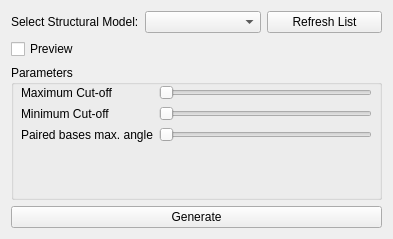
This is AdenitaCoreSE/form/SEBottomUpEditorGUI.ui in edellano/Adenita-SAMSON-Edition as Qt 5 draws it before an edit. The edited form follows.
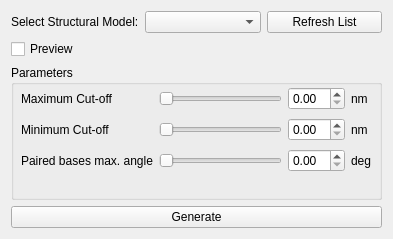
This is the edited form.

Diff of the .ui file:
```diff
--- a/AdenitaCoreSE/form/SEBottomUpEditorGUI.ui
+++ b/AdenitaCoreSE/form/SEBottomUpEditorGUI.ui
@@ -53,24 +53,7 @@
           <height>91</height>
          </rect>
         </property>
-        <layout class="QFormLayout" name="formLayout">
-         <item row="0" column="0">
-          <widget class="QLabel" name="label_2">
-           <property name="text">
-            <string>Maximum Cut-off</string>
-           </property>
-          </widget>
-         </item>
-         <item row="0" column="1">
-          <widget class="QSlider" name="sldMax">
-           <property name="maximum">
-            <number>300</number>
-           </property>
-           <property name="orientation">
-            <enum>Qt::Horizontal</enum>
-           </property>
-          </widget>
-         </item>
+        <layout class="QGridLayout" name="gridLayout_2">
          <item row="1" column="0">
           <widget class="QLabel" name="label_3">
            <property name="text">
@@ -78,10 +61,17 @@
            </property>
           </widget>
          </item>
+         <item row="0" column="0">
+          <widget class="QLabel" name="label_2">
+           <property name="text">
+            <string>Maximum Cut-off</string>
+           </property>
+          </widget>
+         </item>
          <item row="1" column="1">
           <widget class="QSlider" name="sldMin">
            <property name="maximum">
-            <number>300</number>
+            <number>40</number>
            </property>
            <property name="orientation">
             <enum>Qt::Horizontal</enum>
@@ -95,6 +85,13 @@
            </property>
           </widget>
          </item>
+         <item row="1" column="2">
+          <widget class="QDoubleSpinBox" name="spnMin">
+           <property name="maximum">
+            <double>40.000000000000000</double>
+           </property>
+          </widget>
+         </item>
          <item row="2" column="1">
           <widget class="QSlider" name="sldAngle">
            <property name="maximum">
@@ -105,6 +102,47 @@
            </property>
           </widget>
          </item>
+         <item row="0" column="1">
+          <widget class="QSlider" name="sldMax">
+           <property name="maximum">
+            <number>40</number>
+           </property>
+           <property name="orientation">
+            <enum>Qt::Horizontal</enum>
+           </property>
+          </widget>
+         </item>
+         <item row="0" column="2">
+          <widget class="QDoubleSpinBox" name="spnMax">
+           <property name="maximum">
+            <double>40.000000000000000</double>
+           </property>
+          </widget>
+         </item>
+         <item row="2" column="2">
+          <widget class="QDoubleSpinBox" name="spnAngle"/>
+         </item>
+         <item row="0" column="3">
+          <widget class="QLabel" name="label_5">
+           <property name="text">
+            <string>nm</string>
+           </property>
+          </widget>
+         </item>
+         <item row="1" column="3">
+          <widget class="QLabel" name="label_6">
+           <property name="text">
+            <string>nm</string>
+           </property>
+          </widget>
+         </item>
+         <item row="2" column="3">
+          <widget class="QLabel" name="label_7">
+           <property name="text">
+            <string>deg</string>
+           </property>
+          </widget>
+         </item>
         </layout>
        </widget>
       </widget>
```
Left out of the diff: 81 changed lines with no effect on the pictures.
